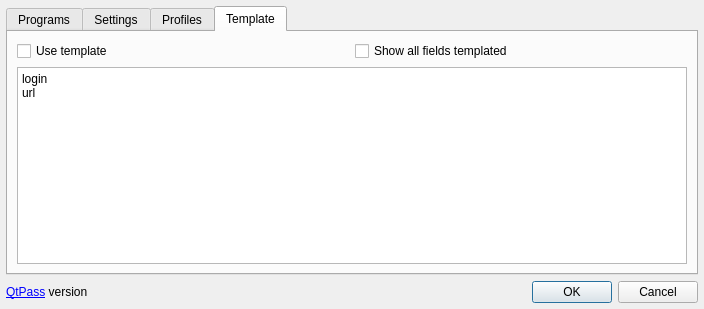
Before: the Qt Designer form dialog.ui in IJHack/QtPass, drawn with Qt 5.
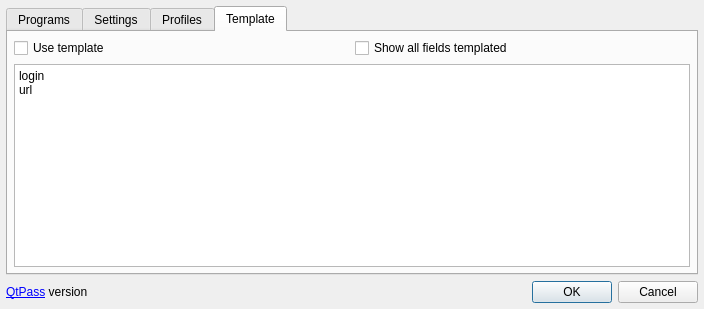
After: the same form once the commit is applied. The open tabs and pages were chosen to show the change.

Commit message: Layout and mac build change, requires appdmg for 'nice' dmg

Patch:
```diff
--- a/dialog.ui
+++ b/dialog.ui
@@ -496,6 +496,18 @@
        <string>Template</string>
       </attribute>
       <layout class="QVBoxLayout" name="verticalLayout_6">
+       <property name="leftMargin">
+        <number>6</number>
+       </property>
+       <property name="topMargin">
+        <number>6</number>
+       </property>
+       <property name="rightMargin">
+        <number>6</number>
+       </property>
+       <property name="bottomMargin">
+        <number>6</number>
+       </property>
        <item>
         <layout class="QHBoxLayout" name="horizontalLayout_8">
          <item>
```
The commit also changes 1 other file.
